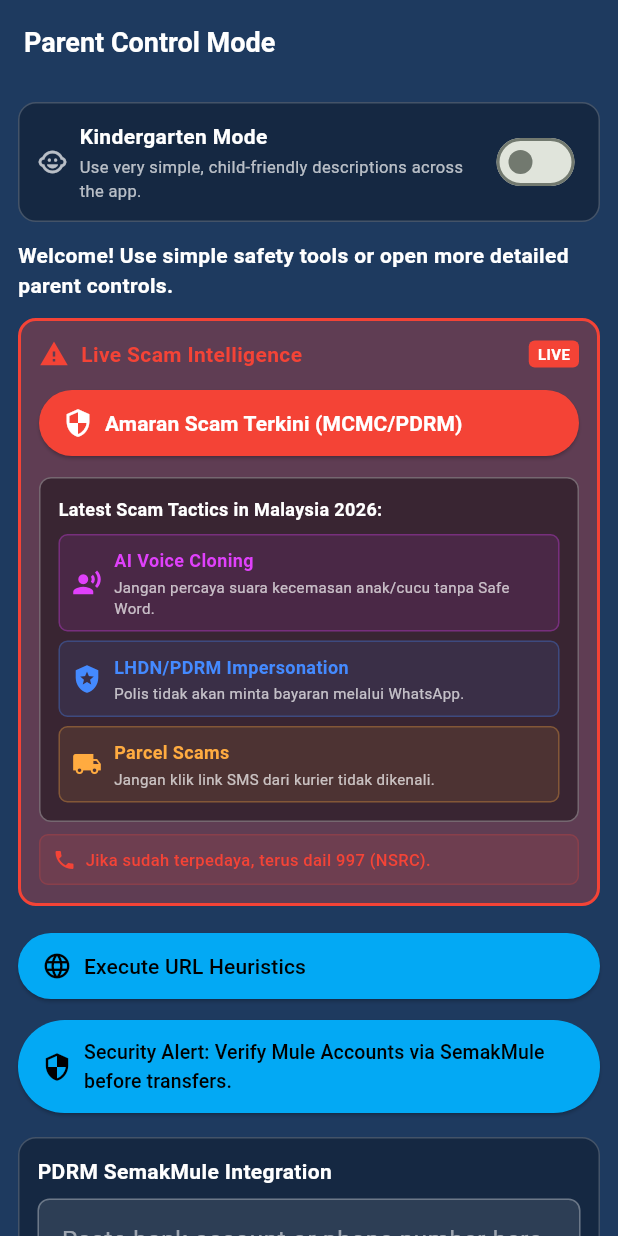
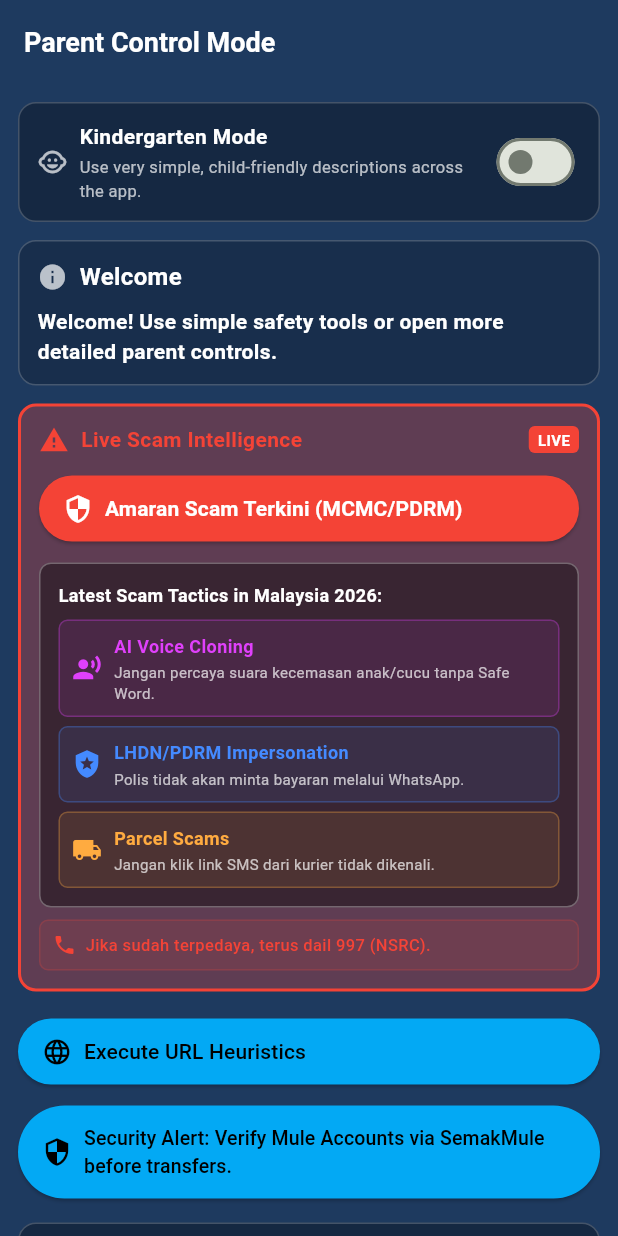
Before and after one commit to ent9724-crypto/safeguard-link, a Flutter app: the screen it shows after launch, on a phone screen of 412 x 824 dp. Run offline on Flutter 3.47's test engine with Material 3 defaults, Android fonts, the light colour scheme and no system bars; our stand-ins replace awesome_notifications, firebase_core, flutter_secure_storage, local_auth, permission_handler, shared_preferences and 2 more; missing offline and left inert: firebase_app_check, record; accounts and stored records are empty.

Commit message:
Enhance kindergarten mode with child-friendly interface and content
- Add colorful kindergarten mode with yellow theme and fun icons
- Update welcome message with child-friendly language and emojis
- Transform Live Scam Intelligence to 'Safety Adventures' for kids
- Simplify scam descriptions with age-appropriate explanations:
  * Voice Copying Tricks: 'Bad guys can copy voices!'
  * Fake Police Tricks: 'Real police never ask for money!'
  * Package Delivery Tricks: 'Don\'t click strange links!'
- Replace technical terms with playful alternatives
- Add safety guidance: 'Always tell a grown-up if something feels wrong!'
- Maintain all security functionality while making it kid-accessible
- Ensure kindergarten mode works with all security layers
- Mobile-responsive design for child-friendly interaction

```diff
--- a/lib/dashboard_clean.dart
+++ b/lib/dashboard_clean.dart
@@ -109,9 +109,47 @@
                 SizedBox(height: isMobile ? 12 : 16),
 
                 // Welcome Message
+                Container(
+                  width: double.infinity,
+                  padding: EdgeInsets.all(isMobile ? 12.0 : 16.0),
+                  decoration: BoxDecoration(
+                    color: _kindergartenMode
+                        ? const Color(0xFFFFF9C0).withOpacity(0.2)
+                        : Colors.black.withOpacity(0.2),
+                    borderRadius: BorderRadius.circular(12),
+                    border: Border.all(
+                      color: _kindergartenMode
+                          ? const Color(0xFFffe22f).withOpacity(0.3)
+                          : Colors.white.withOpacity(0.2),
+                    ),
+                  ),
+                  child: Column(
+                    crossAxisAlignment: CrossAxisAlignment.start,
+                    children: [
+                      Row(
+                        children: [
+                          Icon(
+                            _kindergartenMode ? Icons.star : Icons.info,
+                            color: _kindergartenMode ? const Color(0xFFffe22f) : Colors.white70,
+                            size: isMobile ? 20 : 24,
+                          ),
+                          SizedBox(width: isMobile ? 8 : 12),
+                          Expanded(
+                            child: Text(
+                              _kindergartenMode ? 'Fun Time!' : 'Welcome',
+                              style: TextStyle(
+                                fontSize: isMobile ? 16 : 18,
+                                fontWeight: FontWeight.bold,
+                                color: Colors.white,
+                              ),
+                            ),
+                          ),
+                        ],
+                      ),
+                      SizedBox(height: isMobile ? 8 : 12),
                       Text(
                         _kindergartenMode
-                    ? 'Welcome! Tap any button and I will guide you step by step.'
+                          ? '🌈 Hi there! Let\'s learn about staying safe together! Tap the colorful buttons below and I\'ll help you understand everything step by step!'
                           : 'Welcome! Use simple safety tools or open more detailed parent controls.',
                         style: TextStyle(
                           fontSize: isMobile ? 14 : 16,
@@ -120,11 +158,14 @@
                           height: 1.4,
                         ),
                       ),
+                    ],
+                  ),
+                ),
 
                 SizedBox(height: isMobile ? 12 : 16),
 
                 // Live Scam Intelligence Section
-                const LiveScamIntelligence(),
+                LiveScamIntelligence(kindergartenMode: _kindergartenMode),
 
                 SizedBox(height: isMobile ? 16 : 20),
 
@@ -586,7 +627,9 @@
 
 // Live Scam Intelligence Stateless Widget
 class LiveScamIntelligence extends StatelessWidget {
-  const LiveScamIntelligence({super.key});
+  final bool kindergartenMode;
+
+  const LiveScamIntelligence({super.key, this.kindergartenMode = false});
 
   @override
   Widget build(BuildContext context) {
@@ -598,9 +641,16 @@
           width: double.infinity,
           padding: EdgeInsets.all(isMobile ? 12.0 : 16.0),
           decoration: BoxDecoration(
-            color: Colors.red.withOpacity(0.3),
+            color: kindergartenMode
+                ? const Color(0xFFFFF9C0).withOpacity(0.3)
+                : Colors.red.withOpacity(0.3),
             borderRadius: BorderRadius.circular(12),
-            border: Border.all(color: Colors.red, width: 2),
+            border: Border.all(
+              color: kindergartenMode
+                  ? const Color(0xFFffe22f)
+                  : Colors.red,
+              width: 2,
+            ),
           ),
           child: Column(
             crossAxisAlignment: CrossAxisAlignment.start,
@@ -609,18 +659,18 @@
               Row(
                 children: [
                   Icon(
-                    Icons.warning,
-                    color: Colors.red,
+                    kindergartenMode ? Icons.star : Icons.warning,
+                    color: kindergartenMode ? const Color(0xFFffe22f) : Colors.red,
                     size: isMobile ? 20 : 24,
                   ),
                   SizedBox(width: isMobile ? 8 : 12),
                   Expanded(
                     child: Text(
-                      'Live Scam Intelligence',
+                      kindergartenMode ? 'Safety Adventures!' : 'Live Scam Intelligence',
                       style: TextStyle(
                         fontSize: isMobile ? 14 : 16,
                         fontWeight: FontWeight.bold,
-                        color: Colors.red,
+                        color: kindergartenMode ? const Color(0xFFffe22f) : Colors.red,
                       ),
                     ),
                   ),
@@ -630,11 +680,11 @@
                       vertical: isMobile ? 2 : 4,
                     ),
                     decoration: BoxDecoration(
-                      color: Colors.red,
+                      color: kindergartenMode ? const Color(0xFFffe22f) : Colors.red,
                       borderRadius: BorderRadius.circular(4),
                     ),
                     child: Text(
-                      'LIVE',
+                      kindergartenMode ? 'FUN' : 'LIVE',
                       style: TextStyle(
                         fontSize: isMobile ? 10 : 12,
                         fontWeight: FontWeight.bold,
@@ -652,14 +702,19 @@
                 width: double.infinity,
                 child: ElevatedButton.icon(
                   onPressed: _launchMCMCPortal,
-                  icon: Icon(Icons.security, size: isMobile ? 20 : 24),
+                  icon: Icon(
+                    kindergartenMode ? Icons.toys : Icons.security,
+                    size: isMobile ? 20 : 24,
+                  ),
                   label: Text(
-                    'Amaran Scam Terkini (MCMC/PDRM)',
+                    kindergartenMode
+                        ? '🎯 Learn About Bad Tricks'
+                        : 'Amaran Scam Terkini (MCMC/PDRM)',
                     style: TextStyle(fontSize: isMobile ? 14 : 16, fontWeight: FontWeight.bold),
                   ),
                   style: ElevatedButton.styleFrom(
-                    backgroundColor: Colors.red,
-                    foregroundColor: Colors.white,
+                    backgroundColor: kindergartenMode ? const Color(0xFFffe22f) : Colors.red,
+                    foregroundColor: kindergartenMode ? Colors.black : Colors.white,
                     padding: EdgeInsets.symmetric(
                       horizontal: isMobile ? 16 : 20,
                       vertical: isMobile ? 12 : 16,
@@ -684,7 +739,9 @@
                   crossAxisAlignment: CrossAxisAlignment.start,
                   children: [
                     Text(
-                      'Latest Scam Tactics in Malaysia 2026:',
+                      kindergartenMode
+                          ? '🌈 Let\'s Learn About Safety!'
+                          : 'Latest Scam Tactics in Malaysia 2026:',
                       style: TextStyle(
                         fontSize: isMobile ? 12 : 14,
                         fontWeight: FontWeight.bold,
@@ -696,10 +753,12 @@
                     // AI Voice Cloning
                     _buildScamItem(
                       isMobile,
-                      'AI Voice Cloning',
-                      'Jangan percaya suara kecemasan anak/cucu tanpa Safe Word.',
-                      Icons.record_voice_over,
-                      Colors.purpleAccent,
+                      kindergartenMode ? '🎭 Voice Copying Tricks' : 'AI Voice Cloning',
+                      kindergartenMode
+                          ? 'Bad guys can copy voices! Always check with mom or dad first!'
+                          : 'Jangan percaya suara kecemasan anak/cucu tanpa Safe Word.',
+                      kindergartenMode ? Icons.emoji_emotions : Icons.record_voice_over,
+                      kindergartenMode ? Colors.purpleAccent : Colors.purpleAccent,
                       onTap: () => _showAIVoiceDetails(context),
                     ),
 
@@ -708,10 +767,12 @@
                     // LHDN/PDRM Impersonation
                     _buildScamItem(
                       isMobile,
-                      'LHDN/PDRM Impersonation',
-                      'Polis tidak akan minta bayaran melalui WhatsApp.',
-                      Icons.local_police,
-                      Colors.blueAccent,
+                      kindergartenMode ? '👮 Fake Police Tricks' : 'LHDN/PDRM Impersonation',
+                      kindergartenMode
+                          ? 'Real police never ask for money on the phone!'
+                          : 'Polis tidak akan minta bayaran melalui WhatsApp.',
+                      kindergartenMode ? Icons.security : Icons.local_police,
+                      kindergartenMode ? Colors.blueAccent : Colors.blueAccent,
                       onTap: () => _showLHDNDetails(context),
                     ),
 
@@ -720,10 +781,12 @@
                     // Parcel Scams
                     _buildScamItem(
                       isMobile,
-                      'Parcel Scams',
-                      'Jangan klik link SMS dari kurier tidak dikenali.',
-                      Icons.local_shipping,
-                      Colors.orangeAccent,
+                      kindergartenMode ? '📦 Package Delivery Tricks' : 'Parcel Scams',
+                      kindergartenMode
+                          ? 'Don\'t click links from strange delivery messages!'
+                          : 'Jangan klik link SMS dari kurier tidak dikenali.',
+                      kindergartenMode ? Icons.card_giftcard : Icons.local_shipping,
+                      kindergartenMode ? Colors.orangeAccent : Colors.orangeAccent,
                       onTap: () => _showParcelDetails(context),
                     ),
                   ],
@@ -737,24 +800,32 @@
                 width: double.infinity,
                 padding: EdgeInsets.all(isMobile ? 8.0 : 12.0),
                 decoration: BoxDecoration(
-                  color: Colors.red.withOpacity(0.1),
+                  color: kindergartenMode
+                      ? const Color(0xFFffe22f).withOpacity(0.1)
+                      : Colors.red.withOpacity(0.1),
                   borderRadius: BorderRadius.circular(6),
-                  border: Border.all(color: Colors.red.withOpacity(0.2)),
+                  border: Border.all(
+                    color: kindergartenMode
+                        ? const Color(0xFFffe22f).withOpacity(0.2)
+                        : Colors.red.withOpacity(0.2),
+                  ),
                 ),
                 child: Row(
                   children: [
                     Icon(
-                      Icons.phone,
-                      color: Colors.red,
+                      kindergartenMode ? Icons.favorite : Icons.phone,
+                      color: kindergartenMode ? const Color(0xFFffe22f) : Colors.red,
                       size: isMobile ? 16 : 20,
                     ),
                     SizedBox(width: isMobile ? 6 : 8),
                     Expanded(
                       child: Text(
-                        'Jika sudah terpedaya, terus dail 997 (NSRC).',
+                        kindergartenMode
+                            ? '🌟 Always tell a grown-up if something feels wrong!'
+                            : 'Jika sudah terpedaya, terus dail 997 (NSRC).',
                         style: TextStyle(
                           fontSize: isMobile ? 11 : 13,
-                          color: Colors.red,
+                          color: kindergartenMode ? const Color(0xFFffe22f) : Colors.red,
                           fontWeight: FontWeight.w500,
                         ),
                       ),
```
Also changed, not shown: assets/fonts/MaterialIcons-Regular.otf, 3 other files. Lines whose indentation alone changed are shown as unchanged.
